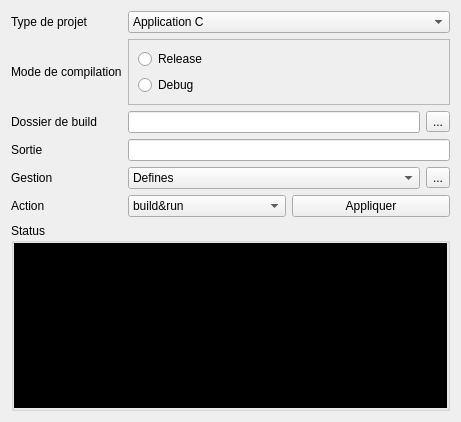
First picture: the form in projects/ProjectManager/tabs/tabcompiler.ui, repository darkFrancis/ProjectManager, before the edit.
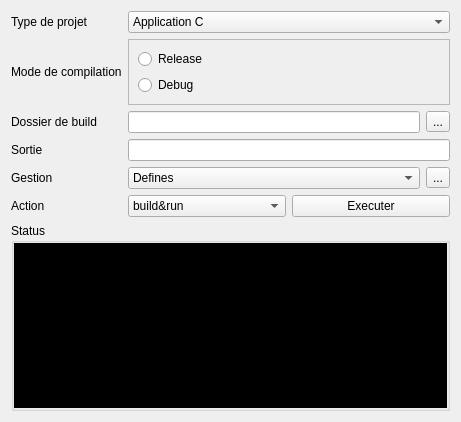
Second picture: the form after the edit.

```diff
--- a/projects/ProjectManager/tabs/tabcompiler.ui
+++ b/projects/ProjectManager/tabs/tabcompiler.ui
@@ -108,7 +108,7 @@
      <item>
       <widget class="QPushButton" name="pushButton_action">
        <property name="text">
-        <string>Appliquer</string>
+        <string>Executer</string>
        </property>
       </widget>
      </item>
```
Left out of the diff: 5 changed lines with no effect on the pictures.
